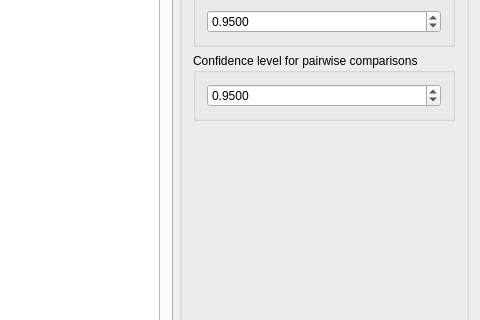
Before: the Qt Designer form mainwindow.ui in damianfijorek/bdtcomparator, drawn with Qt 5; both pictures show x 504 to 984 and y 184 to 504 of the 984 by 668 pixel window.
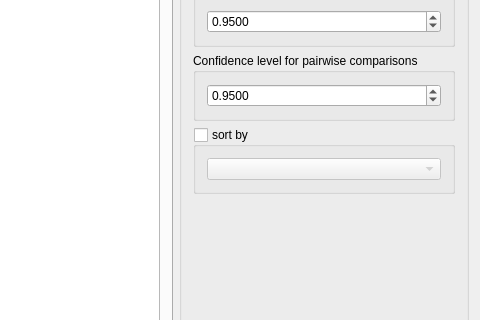
After: the same form once the commit is applied. Icons and pictures are not drawn.

```diff
--- a/mainwindow.ui
+++ b/mainwindow.ui
@@ -182,6 +182,28 @@
          </layout>
         </widget>
        </item>
+       <item>
+        <widget class="QGroupBox" name="sortGroupBox">
+         <property name="title">
+          <string>sort by</string>
+         </property>
+         <property name="checkable">
+          <bool>true</bool>
+         </property>
+         <property name="checked">
+          <bool>false</bool>
+         </property>
+         <layout class="QHBoxLayout" name="horizontalLayout">
+          <item>
+           <widget class="QComboBox" name="sortComboBox">
+            <property name="enabled">
+             <bool>false</bool>
+            </property>
+           </widget>
+          </item>
+         </layout>
+        </widget>
+       </item>
        <item>
         <spacer name="verticalSpacer">
          <property name="orientation">
```
